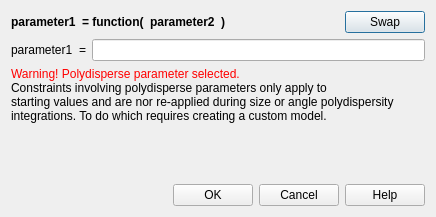
Qt form src/sas/qtgui/Perspectives/Fitting/UI/MultiConstraintUI.ui (SasView/sasview) before a commit.
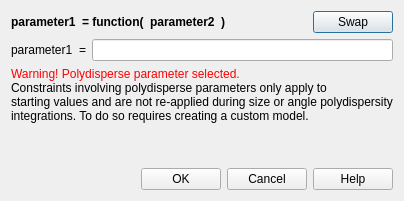
The same form after that commit.

Diff of the .ui file:
```diff
--- a/src/sas/qtgui/Perspectives/Fitting/UI/MultiConstraintUI.ui
+++ b/src/sas/qtgui/Perspectives/Fitting/UI/MultiConstraintUI.ui
@@ -9,8 +9,8 @@
    <rect>
     <x>0</x>
     <y>0</y>
-    <width>436</width>
-    <height>217</height>
+    <width>369</width>
+    <height>201</height>
    </rect>
   </property>
   <property name="sizePolicy">
@@ -120,7 +120,7 @@
    <item row="2" column="0">
     <widget class="QLabel" name="lblWarning">
      <property name="text">
-      <string>&lt;html&gt;&lt;head/&gt;&lt;body&gt;&lt;p&gt;&lt;span style=&quot; color:#ff0000;&quot;&gt;Warning! Polydisperse parameter selected.&lt;br/&gt;&lt;/span&gt;Constraints involving polydisperse parameters only apply to&lt;br/&gt;starting values and are nor re-applied during size or angle polydispersity&lt;br/&gt;integrations. To do which requires creating a custom model.&lt;/p&gt;&lt;/body&gt;&lt;/html&gt;</string>
+      <string>&lt;html&gt;&lt;head/&gt;&lt;body&gt;&lt;p&gt;&lt;span style=&quot; color:#ff0000;&quot;&gt;Warning! Polydisperse parameter selected.&lt;br/&gt;&lt;/span&gt;Constraints involving polydisperse parameters only apply to&lt;br/&gt;starting values and are not re-applied during size or angle polydispersity&lt;br/&gt;integrations. To do so requires creating a custom model.&lt;/p&gt;&lt;/body&gt;&lt;/html&gt;</string>
      </property>
     </widget>
    </item>
```
